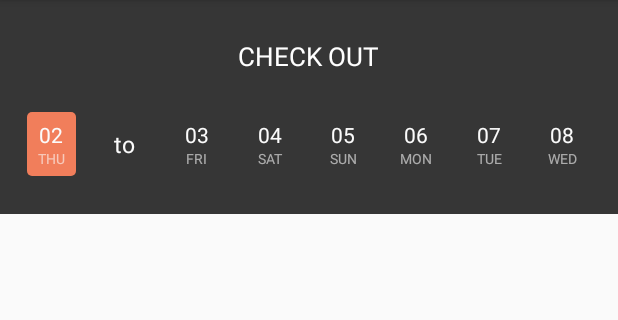
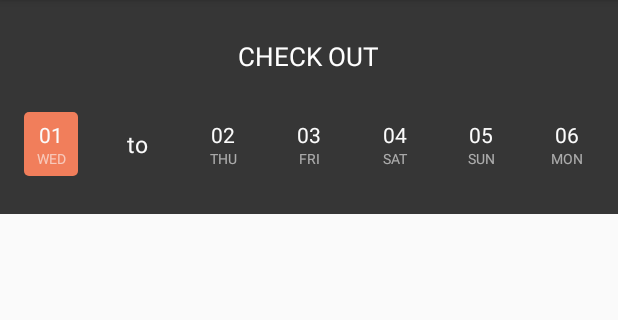
Before and after one commit to VikaChebotar/HotelsTonightDatePicker, an Android app: the screen it shows after launch (MainActivity), after a tap on an icon or button, on a phone screen of 412 x 824 dp, the part 84-404 px from its top. Run offline under Robolectric (Android 15) with nearby library versions, the phone set to English and light mode, and no system bars.

```diff
--- a/app/src/main/res/layout/activity_main.xml
+++ b/app/src/main/res/layout/activity_main.xml
@@ -6,6 +6,7 @@
     tools:context="com.hotelstonightdatepicker.MainActivity">
 
     <com.library.CustomDatePicker
+        android:id="@+id/datePicker"
         android:layout_width="match_parent"
         android:layout_height="wrap_content" />
 </RelativeLayout>
--- a/library/src/main/java/com/library/AnimationUtil.java
+++ b/library/src/main/java/com/library/AnimationUtil.java
@@ -16,7 +16,7 @@ public class AnimationUtil {
         view.animate().alpha(0).setDuration(ANIMATION_DURATION_SHORT).withEndAction(endAction).start();
     }
 
-    public static void animateTranslateAnimation(View view, float x, Runnable endAction) {
+    public static void animateTranslateAnimation(final View view, float x, final Runnable endAction) {
         view.animate().x(x).setDuration(ANIMATION_DURATION_LONG).withEndAction(endAction).start();
     }
 }
--- a/library/src/main/res/layout/date_picker.xml
+++ b/library/src/main/res/layout/date_picker.xml
@@ -19,7 +19,7 @@
         android:id="@+id/datesContainter"
         android:layout_width="match_parent"
         android:layout_height="wrap_content"
-        android:paddingLeft="@dimen/side_margin"
-        android:layout_marginBottom="@dimen/horizontal_margin"
-        android:paddingRight="@dimen/side_margin" />
+        android:layout_marginLeft="@dimen/side_margin"
+        android:layout_marginRight="@dimen/side_margin"
+        android:layout_marginBottom="@dimen/horizontal_margin"/>
 </merge>
--- a/library/src/main/res/layout/date_picker_divider.xml
+++ b/library/src/main/res/layout/date_picker_divider.xml
@@ -1,9 +1,10 @@
 <?xml version="1.0" encoding="utf-8"?>
 <TextView xmlns:android="http://schemas.android.com/apk/res/android"
-    android:id="@+id/divider"
+    android:id="@+id/datePickerDivider"
     android:layout_width="wrap_content"
     android:gravity="center"
-    android:layout_height="wrap_content"
+    android:layout_gravity="center"
+    android:layout_height="match_parent"
     android:text="@string/divider_text"
     android:textColor="@color/day_of_month_text_color"
     android:textSize="@dimen/divider_text_size" />
--- a/library/src/main/res/layout/date_picker_item.xml
+++ b/library/src/main/res/layout/date_picker_item.xml
@@ -8,13 +8,13 @@
         android:layout_width="wrap_content"
         android:layout_height="wrap_content"
         android:layout_centerInParent="true"
-        android:background="@drawable/custom_date_picker_selector"
         android:gravity="center_horizontal"
         android:orientation="vertical"
+        android:background="@drawable/custom_date_picker_selector"
         android:paddingBottom="@dimen/item_horizontal_margin"
+        android:paddingTop="@dimen/item_horizontal_margin"
         android:paddingLeft="@dimen/item_side_margin"
-        android:paddingRight="@dimen/item_side_margin"
-        android:paddingTop="@dimen/item_horizontal_margin">
+        android:paddingRight="@dimen/item_side_margin">
 
         <TextView
             android:id="@+id/dayOfTheMonth"
@@ -27,6 +27,8 @@
             android:id="@+id/dayOfTheWeek"
             android:layout_width="wrap_content"
             android:layout_height="wrap_content"
+            android:ems="2"
+            android:gravity="center_horizontal"
             android:textAllCaps="true"
             android:textColor="@color/day_of_week_text_color"
             android:textSize="@dimen/day_of_week_text_size" />
--- a/library/src/main/res/values/dimens.xml
+++ b/library/src/main/res/values/dimens.xml
@@ -2,7 +2,7 @@
 <resources>
     <dimen name="horizontal_margin">25dp</dimen>
     <dimen name="titleTextSize">17sp</dimen>
-    <dimen name="side_margin">10dp</dimen>
+    <dimen name="side_margin">5dp</dimen>
     <dimen name="item_horizontal_margin">5dp</dimen>
     <dimen name="item_side_margin">7dp</dimen>
     <dimen name="day_of_month_text_size">14sp</dimen>
```
Also changed, not shown: library/src/main/java/com/library/CustomDatePicker.java (+103 -8 lines).
